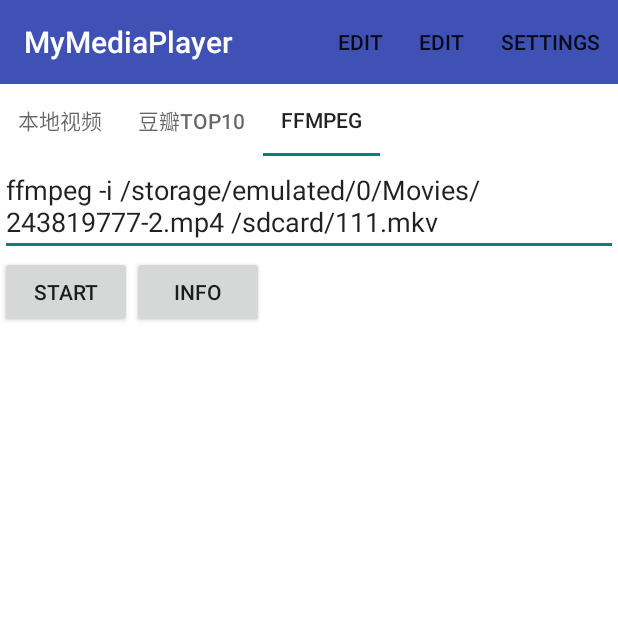
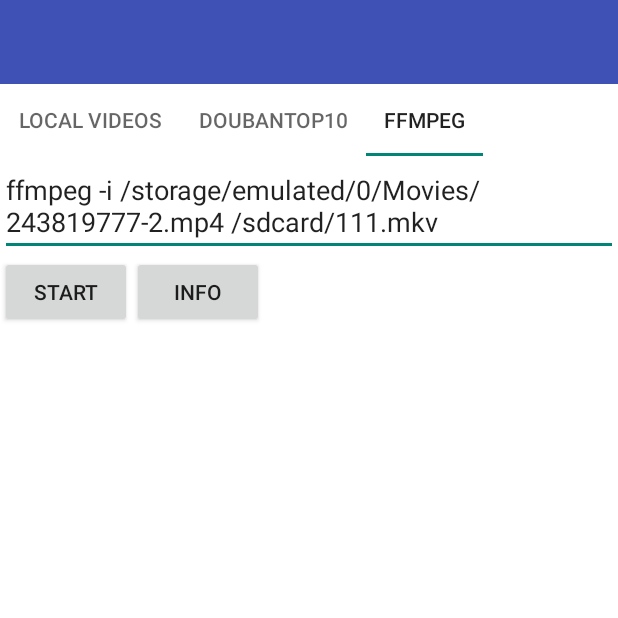
Before and after one commit to tanjinc/TMediaPlayer, an Android app: the screen it shows after launch (MainActivity), tab 3 chosen, on a phone screen of 412 x 824 dp, the top half of it. Run offline under Robolectric (Android 15) with nearby library versions, the phone set to English and light mode, and no system bars; our stand-ins replace ButterKnife; libraries missing offline, so code that uses them is left out: com.sina.weibo, com.squareup.leakcanary; pictures from the network do not load; 1 statement that could not run was skipped.

```diff
--- a/app/src/main/java/com/tanjinc/tmediaplayer/MainActivity.java
+++ b/app/src/main/java/com/tanjinc/tmediaplayer/MainActivity.java
@@ -62,11 +62,15 @@ public class MainActivity extends AppCompatActivity {
             WindowManager.LayoutParams localLayoutParams = getWindow().getAttributes();
             localLayoutParams.flags = (WindowManager.LayoutParams.FLAG_TRANSLUCENT_STATUS | localLayoutParams.flags);
         }
-        initToolbar();
+//        initToolbar();
         initDrawerLayout();
         initViewPager();
     }
 
+    private void addFragment(Fragment fragment, String name) {
+        mFragmentArrayList.add(fragment);
+        mTitleList.add(name);
+    }
 
     private void initViewPager() {
         // 采用Google官方MVP模板
@@ -80,13 +84,11 @@ public class MainActivity extends AppCompatActivity {
         new LocalVideoPresenter((VideoContract.View) mDoubanMovieFragment, new DoubanMovieDataSource(this));
 
         mFragmentArrayList.clear();
-        mFragmentArrayList.add(mLocalVideoFragment);
-        mFragmentArrayList.add(mDoubanMovieFragment);
-        mFragmentArrayList.add(mFFmpegFragment);
+        mTitleList.clear();
 
-        mTitleList.add("本地视频");
-        mTitleList.add("豆瓣Top10");
-        mTitleList.add("FFmpeg");
+        addFragment(mLocalVideoFragment, getResources().getString(R.string.local_videos));
+        addFragment(mDoubanMovieFragment, getResources().getString(R.string.douban_top10_videos));
+        addFragment(mFFmpegFragment, getResources().getString(R.string.ffmpeg));
 
 
         mViewPagerAdapter = new ViewPagerAdapter(getSupportFragmentManager());
@@ -129,7 +131,7 @@ public class MainActivity extends AppCompatActivity {
     }
 
     private void initToolbar() {
-        mToolbar.setTitle("MyMediaPlayer");
+        mToolbar.setTitle(R.string.app_name);
         mToolbar.setTitleTextColor(Color.WHITE);
         mToolbar.inflateMenu(R.menu.menu_main);
         mToolbar.setOnMenuItemClickListener(new Toolbar.OnMenuItemClickListener() {
--- a/app/src/main/res/layout/activity_main.xml
+++ b/app/src/main/res/layout/activity_main.xml
@@ -29,7 +29,7 @@
         android:id="@+id/left_menu"
         android:layout_width="200dp"
         android:layout_height="match_parent"
-        android:background="#733333"
+        android:background="#fff"
         android:paddingTop="0dp"
         android:clipToPadding="false"
         android:layout_gravity="start"
--- a/app/src/main/res/values/strings.xml
+++ b/app/src/main/res/values/strings.xml
@@ -4,4 +4,7 @@
     <string name="author">tanjinc</string>
     <string name="action_edit">Edit</string>
     <string name="action_share">Share</string>
+    <string name="local_videos">Local Videos</string>
+    <string name="douban_top10_videos">DoubanTop10</string>
+    <string name="ffmpeg">FFMPEG</string>
 </resources>
```
Also changed, not shown: 6 other files.
